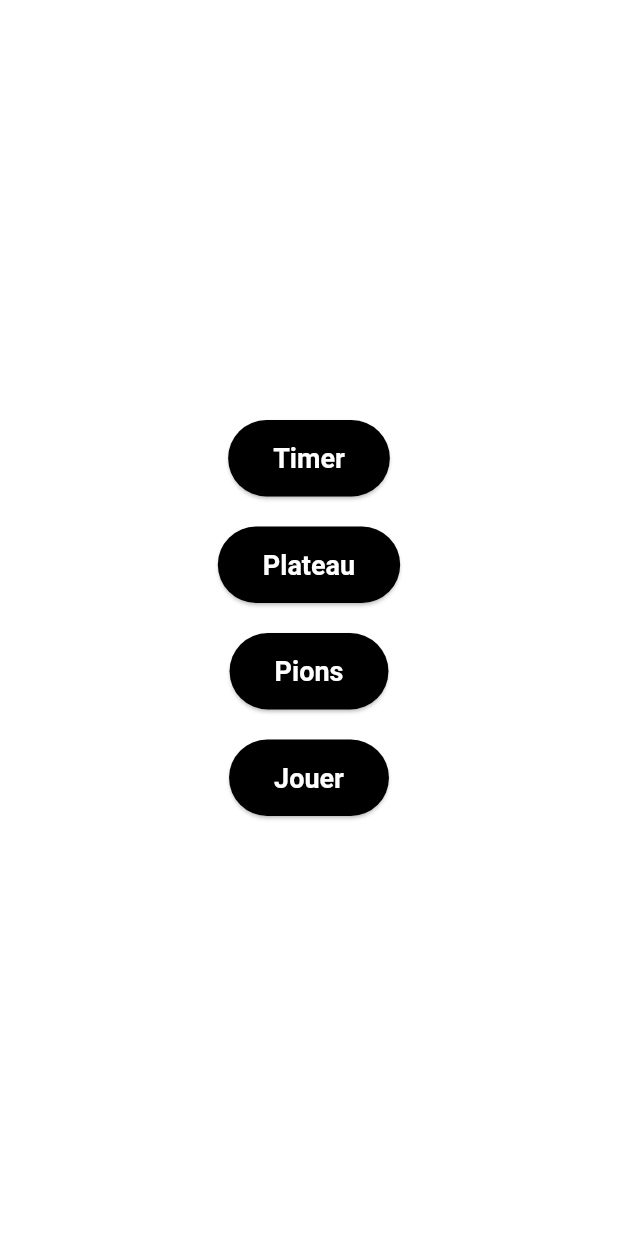
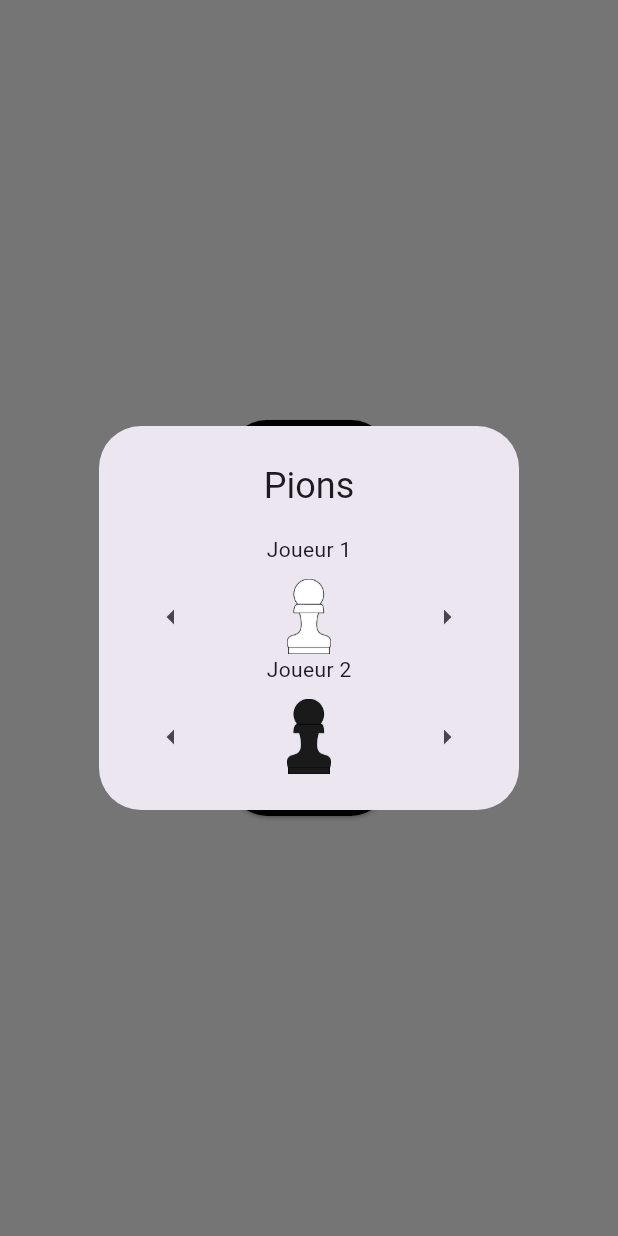
Before and after one commit to Balast41/Jeu-d-checs, a Flutter app: the Parametrepartie screen opened directly, after a tap on "Pions", on a phone screen of 412 x 824 dp. Run offline on Flutter 3.47's test engine with Material 3 defaults, Android fonts, the phone set to English and light mode, and no system bars.

Commit message:
ajout de la pop up de skins de pions

```diff
--- a/lib/ParametrePartie.dart
+++ b/lib/ParametrePartie.dart
@@ -1,9 +1,5 @@
-import 'dart:math' as math;
 import 'package:flutter/material.dart';
-import 'widget_timer.dart';
-import 'dart:async';
 
-import 'package:flutter/material.dart';
 import 'main.dart';
 
 
@@ -45,6 +41,36 @@ class Parametrepartie extends StatefulWidget {
 
 class _ParametrePartieState extends State<Parametrepartie> {
 
+final List<String> choixPionsJ1=[
+  'assets/ChoixPions/Joueur1/PB.png',
+  'assets/ChoixPions/Joueur1/CP.png',
+];
+
+final List<String> choixPionsJ2=[
+  'assets/ChoixPions/Joueur2/PN.png',
+  'assets/ChoixPions/Joueur2/CP.png',
+];
+
+int indexJ1=0;
+int indexJ2=0;
+
+  void changerSkinJ1(int direction){
+    setState(() {
+      indexJ1=(indexJ1+direction)%choixPionsJ1.length;
+      if((indexJ1<0)){
+        indexJ1=choixPionsJ1.length-1;
+      }
+    });
+  }
+    void changerSkinJ2(int direction){
+    setState(() {
+      indexJ2=(indexJ2+direction)%choixPionsJ2.length;
+      if((indexJ2<0)){
+        indexJ2=choixPionsJ2.length-1;
+      }
+    });
+  }
+
 
   @override
   Widget build(BuildContext context) {
@@ -84,8 +110,79 @@ class _ParametrePartieState extends State<Parametrepartie> {
             const SizedBox(height: 20),
             ElevatedButton(
               onPressed: () {
-                print("bouton3");
+                showDialog(
+                  context: context,
+                  builder: (BuildContext context){
+                    return StatefulBuilder(builder: (BuildContext context, StateSetter setState){
+                    return AlertDialog(
+                      title: const Center(child:Text('Pions'),),
+
+                      content:Column(
+                        mainAxisSize: MainAxisSize.min,
+                        children: [
+                          const Text('Joueur 1'),
+                          const SizedBox(height: 10),
+                          Row(
+                            mainAxisAlignment: MainAxisAlignment.spaceBetween,
+                            children: [
+                              IconButton(
+                                icon:const Icon(Icons.arrow_left),
+                                onPressed: () {
+                                  setState(() {
+                                    indexJ1 = (indexJ1 - 1) % choixPionsJ1.length;
+                                    if (indexJ1 < 0) indexJ1 = choixPionsJ1.length - 1;
+                                  });
+                                },
+                              ),
+                              Image.asset(choixPionsJ1[indexJ1],width: 50,height: 50,errorBuilder: (context, error, stackTrace) {
+                                    return const Icon(Icons.error, size: 50); // Affiche une icône d'erreur
+                                  },),
+                              IconButton(
+                                icon:const Icon(Icons.arrow_right),
+                                onPressed: () {
+                                  setState(() {
+                                    indexJ1 = (indexJ1 + 1) % choixPionsJ1.length;
+                                  });
+                                },
+                              ),
+                            ],
+                          ),
+                          const Text('Joueur 2',),
+                          const SizedBox(height: 10),
+                          Row(
+                            mainAxisAlignment: MainAxisAlignment.spaceBetween,
+                            children: [
+                              IconButton(
+                                icon:const Icon(Icons.arrow_left),
+                                onPressed: () {
+                                  setState(() {
+                                    indexJ2 = (indexJ2 - 1) % choixPionsJ2.length;
+                                    if (indexJ2 < 0) indexJ2 = choixPionsJ2.length - 1;
+                                  });
+                                },
+                              ),
+                              Image.asset(choixPionsJ2[indexJ2],width: 50,height: 50,errorBuilder: (context, error, stackTrace) {
+                                    return const Icon(Icons.error, size: 50); // Affiche une icône d'erreur
+                                    },),
+                              IconButton(
+                                icon:const Icon(Icons.arrow_right),
+                                onPressed: () {
+                                  setState(() {
+                                    indexJ2 = (indexJ2 + 1) % choixPionsJ2.length;
+                                  });
+                                },
+                              ),
+                            ],
+                          ),
+
+                        ],
+                      ),
+                    );
+                  },
+                );
               },
+            );
+          },
                 style:ElevatedButton.styleFrom(
                 backgroundColor: Colors.black,
                 foregroundColor: Colors.white,
@@ -111,7 +208,10 @@ class _ParametrePartieState extends State<Parametrepartie> {
               child: const Text('Jouer'),
             ),
           ],
-      ),)
+      ),
+
+      ),
+
     );
   }
 }
--- a/lib/titleScreen.dart
+++ b/lib/titleScreen.dart
@@ -1,11 +1,6 @@
-import 'dart:math' as math;
 import 'package:echec/ParametrePartie.dart';
 import 'package:flutter/material.dart';
-import 'widget_timer.dart';
-import 'dart:async';
 
-import 'package:flutter/material.dart';
-import 'ParametrePartie.dart';
 
 
 
```
Also changed, not shown: pubspec.yaml (+8 -0 lines), assets/ChoixPions/Joueur1/CP.png (added), assets/ChoixPions/Joueur1/PB.png (added), assets/ChoixPions/Joueur2/CP.png (added), assets/ChoixPions/Joueur2/PN.png (added), assets/Minecraft/CC.png (added), assets/Minecraft/CP.png (added), assets/Minecraft/DA.png (added), assets/Minecraft/FE.png (added), assets/Minecraft/RS.png (added), assets/Minecraft/TG.png (added).
